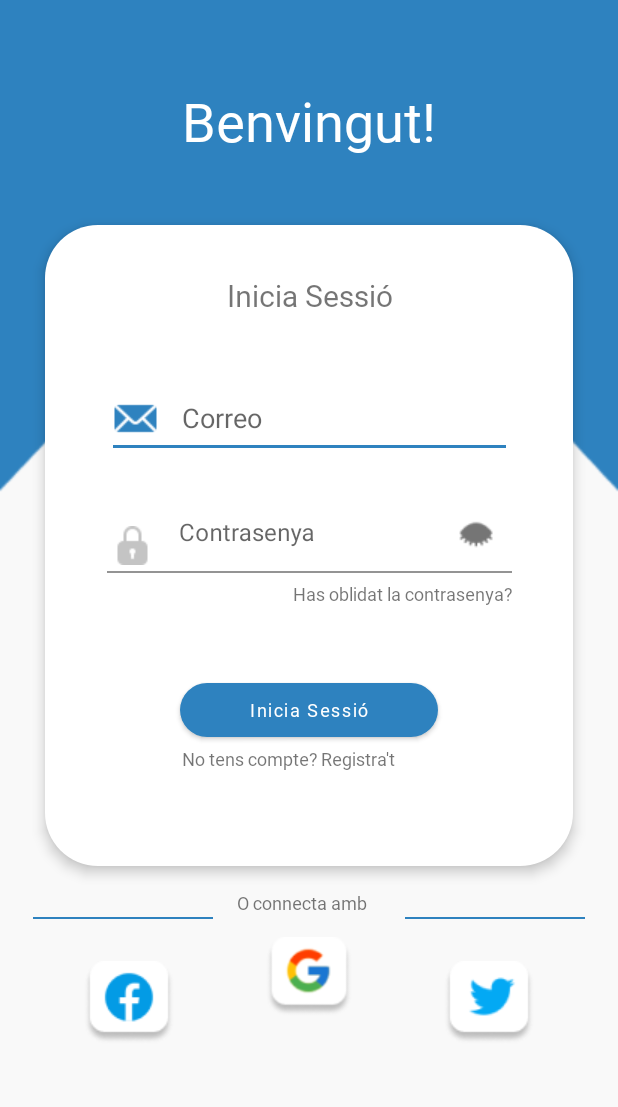
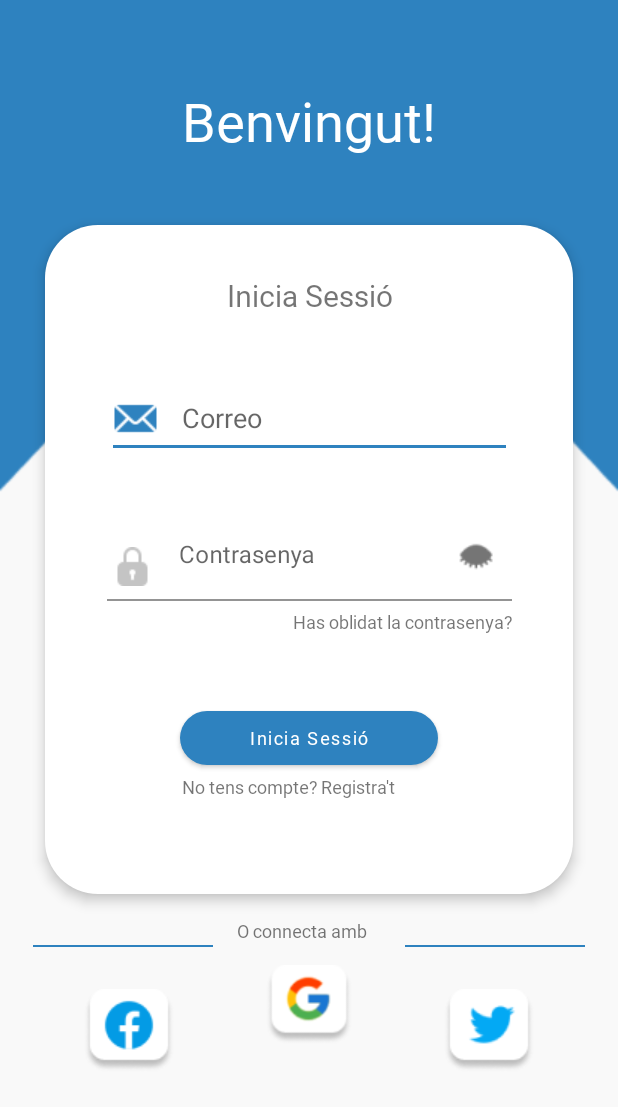
Before and after one commit to erikmiro/Cataleg_App, an Android app: the screen it shows after launch (LoginScreen), on a phone screen of 412 x 824 dp. Shown: the top 1107 px of the screen. Run offline under Robolectric (Android 15) with nearby library versions, the phone set to English and light mode, and no system bars.

Commit message:
[WP-26] Fixed space between password hint and input text.

```diff
--- a/app/src/main/res/layout/activity_login_screen.xml
+++ b/app/src/main/res/layout/activity_login_screen.xml
@@ -105,34 +105,13 @@
                 app:layout_constraintEnd_toEndOf="parent"
                 app:layout_constraintStart_toStartOf="parent"
                 app:layout_constraintTop_toTopOf="parent">
-                <!--
 
-                <EditText
-                    android:id="@+id/loginPasswordTxt"
-                    android:layout_width="270dp"
-                    android:layout_height="51dp"
-                    android:layout_marginTop="25dp"
-                    android:drawableStart="@drawable/custom_lock_icon"
-                    android:drawableEnd="@drawable/custom_eye_icon"
-                    android:drawablePadding="18dp"
-                    android:ems="10"
-                    android:hint="@string/password"
-                    android:inputType="textPassword"
-                    android:paddingStart="4dp"
-                    android:paddingEnd="8dp"
-                    android:paddingBottom="12dp"
-                    android:theme="@style/EditTextTheme"
-                    app:layout_constraintEnd_toEndOf="parent"
-                    app:layout_constraintStart_toStartOf="parent"
-                    app:layout_constraintTop_toBottomOf="@+id/emailTxt"
-                    app:passwordToggleEnabled="true"
-                    app:passwordToggleDrawable="@drawable/custom_email_icon"/>
-                    -->
                 <com.google.android.material.textfield.TextInputLayout
                     android:id="@+id/loginPasswordTxt"
                     android:layout_width="270dp"
-                    android:layout_height="51dp"
+                    android:layout_height="70dp"
                     android:layout_marginTop="25dp"
+                    android:gravity="bottom"
                     app:layout_constraintEnd_toEndOf="parent"
                     app:layout_constraintStart_toStartOf="parent"
                     app:layout_constraintTop_toBottomOf="@+id/emailTxt"
@@ -142,14 +121,19 @@
                     <EditText
                         android:id="@+id/etPassword"
                         android:layout_width="match_parent"
-                        android:layout_height="wrap_content"
+                        android:layout_height="60dp"
                         android:drawableStart="@drawable/custom_lock_icon"
                         android:drawablePadding="18dp"
+                        android:ems="10"
+                        android:maxLines="1"
+                        android:lines="1"
                         android:hint="@string/password"
                         android:background="@color/white"
                         android:inputType="textPassword"
                         android:paddingStart="4dp"
                         android:paddingEnd="8dp"
+                        android:layout_centerHorizontal="true"
+                        android:layout_centerVertical="true"
                         />
                 </com.google.android.material.textfield.TextInputLayout>
 
```
